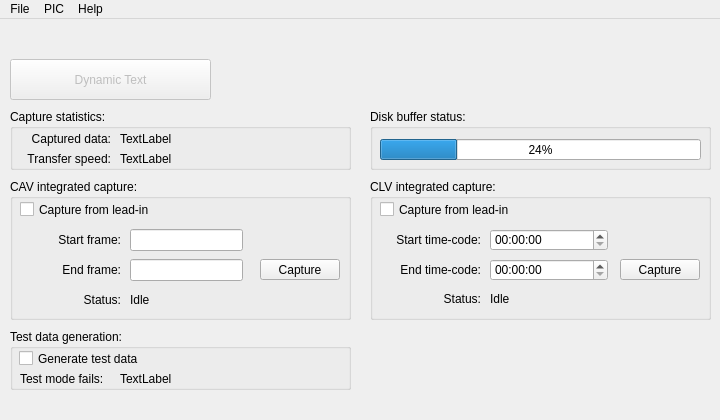
The window that Linux-Application/DomesdayDuplicator/mainwindow.ui (simoninns/DomesdayDuplicator-gui-app) describes before a commit, drawn with Qt 5.
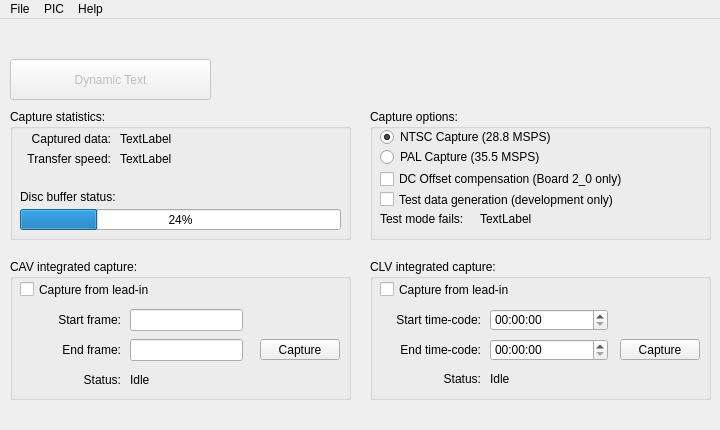
The same window after the commit. Icons and pictures are not drawn.

Commit message:
Added additional configuration options and modified USB vendor specific command.  Seems to be a CPU usage bug
CPU is 100% on start up and drops to virtually nothing once a serial
port is connected.  Need to find the root cause.

Diff of the .ui file:
```diff
--- a/Linux-Application/DomesdayDuplicator/mainwindow.ui
+++ b/Linux-Application/DomesdayDuplicator/mainwindow.ui
@@ -7,7 +7,7 @@
     <x>0</x>
     <y>0</y>
     <width>720</width>
-    <height>420</height>
+    <height>430</height>
    </rect>
   </property>
   <property name="sizePolicy">
@@ -19,13 +19,13 @@
   <property name="minimumSize">
    <size>
     <width>720</width>
-    <height>420</height>
+    <height>430</height>
    </size>
   </property>
   <property name="maximumSize">
    <size>
     <width>720</width>
-    <height>420</height>
+    <height>430</height>
    </size>
   </property>
   <property name="windowTitle">
@@ -38,7 +38,7 @@
       <x>10</x>
       <y>90</y>
       <width>341</width>
-      <height>61</height>
+      <height>131</height>
      </rect>
     </property>
     <property name="title">
@@ -102,24 +102,11 @@
       <string>TextLabel</string>
      </property>
     </widget>
-   </widget>
-   <widget class="QGroupBox" name="diskGroupBox">
-    <property name="geometry">
-     <rect>
-      <x>370</x>
-      <y>90</y>
-      <width>341</width>
-      <height>61</height>
-     </rect>
-    </property>
-    <property name="title">
-     <string>Disk buffer status:</string>
-    </property>
     <widget class="QProgressBar" name="diskBufferProgressBar">
      <property name="geometry">
       <rect>
        <x>10</x>
-       <y>30</y>
+       <y>100</y>
        <width>321</width>
        <height>21</height>
       </rect>
@@ -128,37 +115,50 @@
       <number>24</number>
      </property>
     </widget>
+    <widget class="QLabel" name="label">
+     <property name="geometry">
+      <rect>
+       <x>10</x>
+       <y>80</y>
+       <width>111</width>
+       <height>16</height>
+      </rect>
+     </property>
+     <property name="text">
+      <string>Disc buffer status:</string>
+     </property>
+    </widget>
    </widget>
    <widget class="QGroupBox" name="testModeGroupBox">
     <property name="geometry">
      <rect>
-      <x>10</x>
-      <y>310</y>
+      <x>370</x>
+      <y>90</y>
       <width>341</width>
-      <height>61</height>
+      <height>131</height>
      </rect>
     </property>
     <property name="title">
-     <string>Test data generation:</string>
+     <string>Capture options:</string>
     </property>
     <widget class="QCheckBox" name="testModeCheckBox">
      <property name="geometry">
       <rect>
-       <x>9</x>
-       <y>19</y>
-       <width>161</width>
+       <x>10</x>
+       <y>80</y>
+       <width>321</width>
        <height>21</height>
       </rect>
      </property>
      <property name="text">
-      <string>Generate test data</string>
+      <string>Test data generation (development only)</string>
      </property>
     </widget>
     <widget class="QLabel" name="staticLabel3">
      <property name="geometry">
       <rect>
        <x>10</x>
-       <y>40</y>
+       <y>100</y>
        <width>101</width>
        <height>20</height>
       </rect>
@@ -174,8 +174,8 @@
      <property name="geometry">
       <rect>
        <x>110</x>
-       <y>40</y>
-       <width>151</width>
+       <y>100</y>
+       <width>221</width>
        <height>20</height>
       </rect>
      </property>
@@ -183,12 +183,54 @@
       <string>TextLabel</string>
      </property>
     </widget>
+    <widget class="QRadioButton" name="ntscRadioButton">
+     <property name="geometry">
+      <rect>
+       <x>10</x>
+       <y>20</y>
+       <width>321</width>
+       <height>16</height>
+      </rect>
+     </property>
+     <property name="text">
+      <string>NTSC Capture (28.8 MSPS)</string>
+     </property>
+     <property name="checked">
+      <bool>true</bool>
+     </property>
+    </widget>
+    <widget class="QRadioButton" name="palRadioButton">
+     <property name="geometry">
+      <rect>
+       <x>10</x>
+       <y>40</y>
+       <width>321</width>
+       <height>16</height>
+      </rect>
+     </property>
+     <property name="text">
+      <string>PAL Capture (35.5 MSPS)</string>
+     </property>
+    </widget>
+    <widget class="QCheckBox" name="dcOffsetCheckBox">
+     <property name="geometry">
+      <rect>
+       <x>10</x>
+       <y>60</y>
+       <width>321</width>
+       <height>20</height>
+      </rect>
+     </property>
+     <property name="text">
+      <string>DC Offset compensation (Board 2_0 only)</string>
+     </property>
+    </widget>
    </widget>
    <widget class="QGroupBox" name="cavIntegratedCaptureGroupBox">
     <property name="geometry">
      <rect>
       <x>10</x>
-      <y>160</y>
+      <y>240</y>
       <width>341</width>
       <height>141</height>
      </rect>
@@ -308,7 +350,7 @@
     <property name="geometry">
      <rect>
       <x>370</x>
-      <y>160</y>
+      <y>240</y>
       <width>341</width>
       <height>141</height>
      </rect>
```
Left out of the diff: 5 changed lines with no effect on the pictures. The commit also changes 4 other files.
